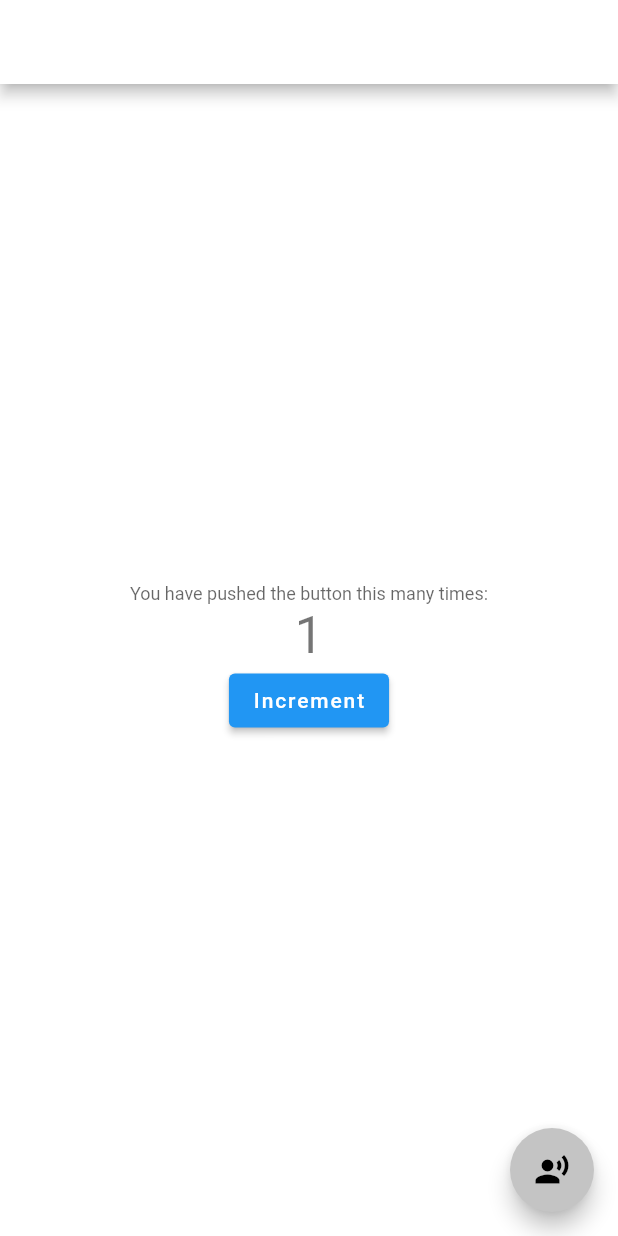
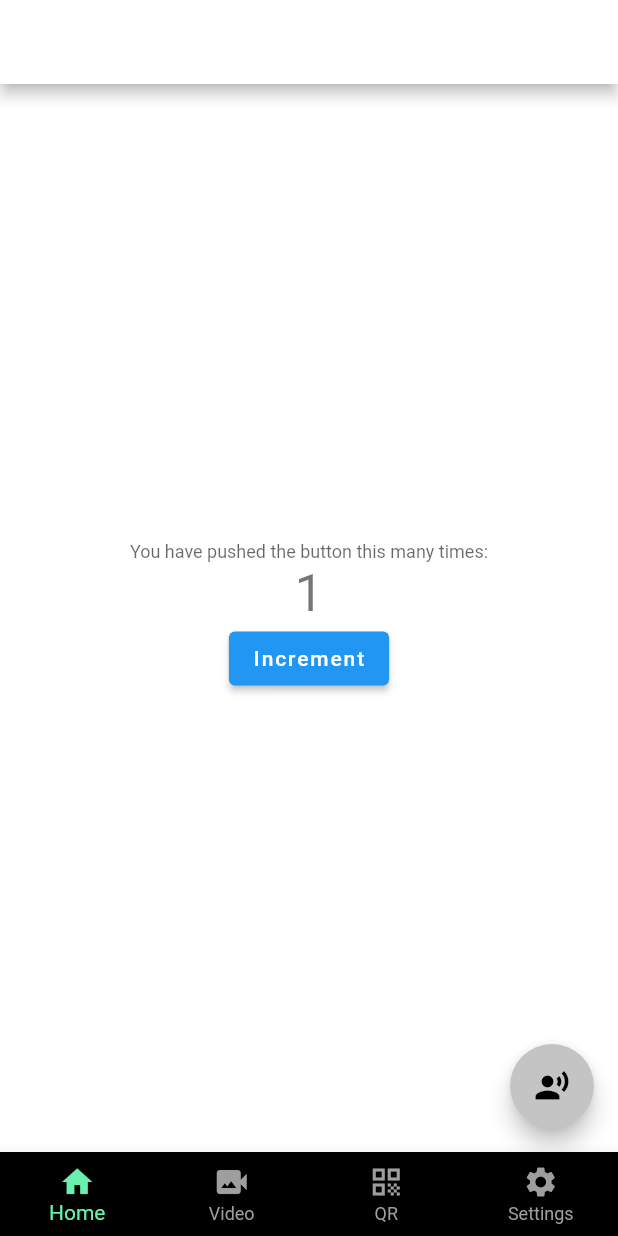
Before and after one commit to Dylar/CarManual, a Flutter app: the screen it shows after launch, after a tap on "Increment", on a phone screen of 412 x 824 dp. Run offline on Flutter 3.47's test engine with Material 2 defaults, Android fonts, the phone set to English and light mode, and no system bars; our stand-ins replace chewie, video_player; missing offline and left inert: qr_code_scanner; generated files the repository leaves out were written again; Roboto replaces fonts that are missing (RobotoCondensed).

Commit message:
init qrScan + navigationbar

```diff
--- /dev/null
+++ b/carmanual/lib/core/app_navigation.dart
@@ -0,0 +1,69 @@
+import 'package:carmanual/ui/screens/home/home_page.dart';
+import 'package:carmanual/ui/screens/qr_scan/qr_scan_page.dart';
+import 'package:carmanual/ui/screens/video/video_page.dart';
+import 'package:flutter/material.dart';
+
+const routeNames = [
+  HomePage.routeName,
+  VideoPage.routeName,
+  QrScanPage.routeName,
+  "Settings",
+];
+
+class AppNavigation extends StatefulWidget {
+  const AppNavigation(this.routeName);
+
+  final String routeName;
+
+  @override
+  State<AppNavigation> createState() => _AppNavigationState();
+}
+
+class _AppNavigationState extends State<AppNavigation> {
+  final _navigationIcons = const <BottomNavigationBarItem>[
+    BottomNavigationBarItem(
+      icon: Icon(Icons.home),
+      label: 'Home',
+    ),
+    BottomNavigationBarItem(
+      icon: Icon(Icons.video_camera_back),
+      label: 'Video',
+    ),
+    BottomNavigationBarItem(
+      icon: Icon(Icons.qr_code),
+      label: 'QR',
+    ),
+    BottomNavigationBarItem(
+      icon: Icon(Icons.settings),
+      label: 'Settings',
+    ),
+  ];
+
+  int? _pageIndex;
+
+  @override
+  void initState() {
+    super.initState();
+    _pageIndex = routeNames.indexOf(widget.routeName);
+  }
+
+  @override
+  Widget build(BuildContext context) {
+    return BottomNavigationBar(
+      type: BottomNavigationBarType.fixed,
+      backgroundColor: Colors.black,
+      selectedItemColor: Colors.greenAccent,
+      unselectedItemColor: Colors.grey,
+      items: _navigationIcons,
+      currentIndex: _pageIndex ?? 0,
+      onTap: _onItemTapped,
+    );
+  }
+
+  void _onItemTapped(int index) {
+    if (index == _pageIndex || index == _navigationIcons.length - 1) {
+      return;
+    }
+    Navigator.of(context).pushNamed(routeNames[index]);
+  }
+}
--- a/carmanual/lib/core/app_router.dart
+++ b/carmanual/lib/core/app_router.dart
@@ -1,4 +1,5 @@
 import 'package:carmanual/ui/screens/home/home_page.dart';
+import 'package:carmanual/ui/screens/qr_scan/qr_scan_page.dart';
 import 'package:carmanual/ui/screens/video/video_page.dart';
 import 'package:flutter/material.dart';
 import 'package:flutter_gen/gen_l10n/app_localizations.dart';
@@ -36,6 +37,9 @@ class AppRouter {
       case VideoPage.routeName:
         builder = (context) => _navigateToVideo(context, navArgs);
         break;
+      case QrScanPage.routeName:
+        builder = _navigateToQrScan;
+        break;
     }
 
     return _wrapRoute(settings, builder);
@@ -50,11 +54,8 @@ class AppRouter {
 
 //------------------Navigate to page------------------//
 
-Widget _navigateToHome(BuildContext context) {
-  return HomePage(
-    title: AppLocalizations.of(context)!.homoPageTitle,
-  );
-}
+Widget _navigateToHome(BuildContext context) =>
+    HomePage(title: AppLocalizations.of(context)!.homoPageTitle);
 
 Widget _navigateToVideo(BuildContext context, Object? navArgs) {
 // final url =
@@ -69,3 +70,6 @@ Widget _navigateToVideo(BuildContext context, Object? navArgs) {
     aspectRatio: width / height / 3, //16 / 9
   );
 }
+
+Widget _navigateToQrScan(BuildContext context) =>
+    QrScanPage(title: "qrScanTitle");
--- a/carmanual/lib/ui/screens/home/home_page.dart
+++ b/carmanual/lib/ui/screens/home/home_page.dart
@@ -1,6 +1,7 @@
-import 'package:flutter/material.dart';
+import 'package:carmanual/core/app_navigation.dart';
 import 'package:carmanual/ui/screens/video/video_page.dart';
 import 'package:carmanual/viewmodels/home_vm.dart';
+import 'package:flutter/material.dart';
 import 'package:provider/provider.dart';
 
 class HomePage extends StatelessWidget {
@@ -16,6 +17,7 @@ class HomePage extends StatelessWidget {
       appBar: AppBar(title: Text(title!)),
       body: CounterPage(),
       floatingActionButton: HomeFloatingButton(),
+      bottomNavigationBar: AppNavigation(routeName),
     );
   }
 }
--- a/carmanual/lib/ui/screens/video/video_page.dart
+++ b/carmanual/lib/ui/screens/video/video_page.dart
@@ -1,6 +1,7 @@
+import 'package:carmanual/core/app_navigation.dart';
+import 'package:carmanual/ui/widgets/video_widget.dart';
 import 'package:chewie/chewie.dart';
 import 'package:flutter/material.dart';
-import 'package:carmanual/ui/widgets/video_widget.dart';
 import 'package:video_player/video_player.dart';
 
 class VideoPage extends StatefulWidget {
@@ -64,6 +65,7 @@ class _VideoPageState extends State<VideoPage> {
           Placeholder(fallbackHeight: 200),
         ],
       ),
+      bottomNavigationBar: AppNavigation(VideoPage.routeName),
     );
   }
 }
--- a/carmanual/pubspec.yaml
+++ b/carmanual/pubspec.yaml
@@ -43,6 +43,7 @@ dependencies:
   provider: ^5.0.0
   chewie: ^1.2.2
   video_player: ^2.2.11
+  qr_code_scanner: ^0.6.1
 
   # test dependency
   mockito: ^5.0.17
@@ -52,7 +53,7 @@ dev_dependencies:
     sdk: flutter
 
 flutter_icons:
-  android: "launcher_icon"
+  android: "ic_launcher"
   ios: true
   image_path: "assets/images/ic_launcher.png"
 # For information on the generic Dart part of this file, see the
```
Also changed, not shown: carmanual/lib/ui/screens/qr_scan/qr_scan_page.dart (added, +20 -0 lines), carmanual/lib/ui/widgets/qr_scanner.dart (added, +69 -0 lines), carmanual/pubspec.lock, 4 other files.
